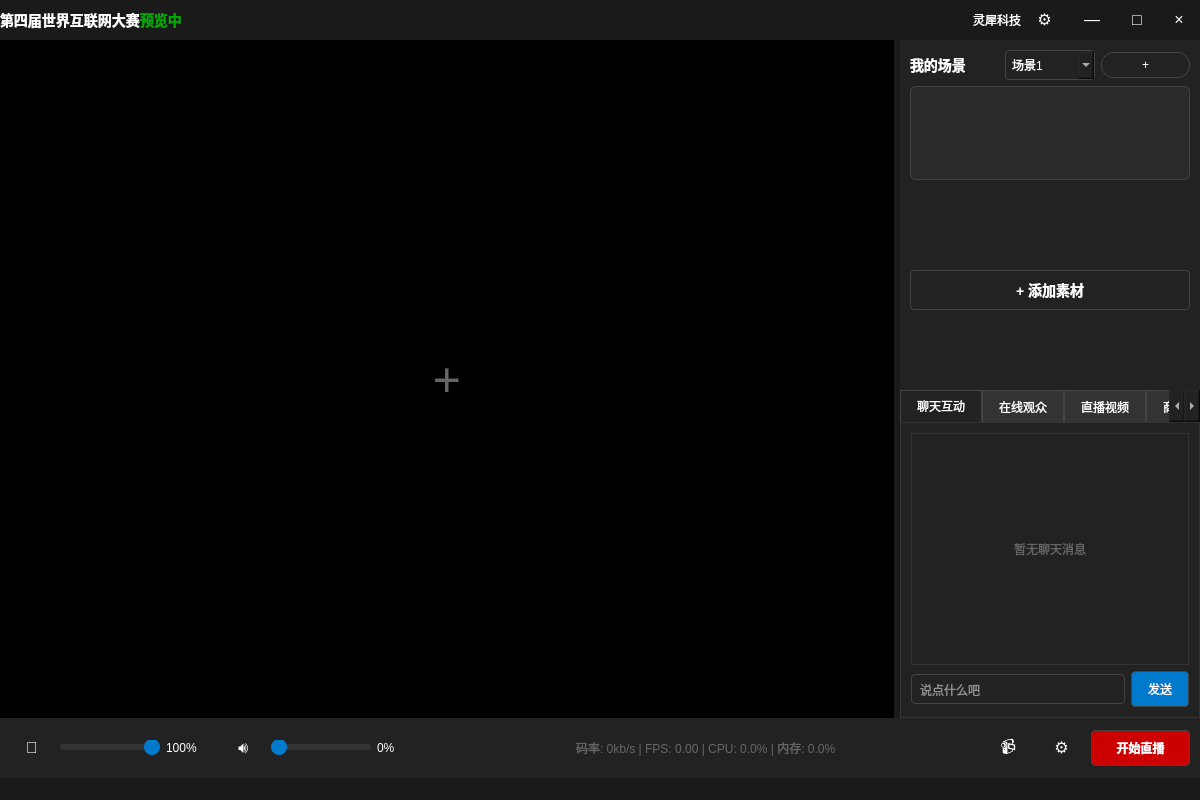
Before: the Qt Designer form src/app/main_window.ui in fancrystal/livePCWindows, drawn with Qt 5.
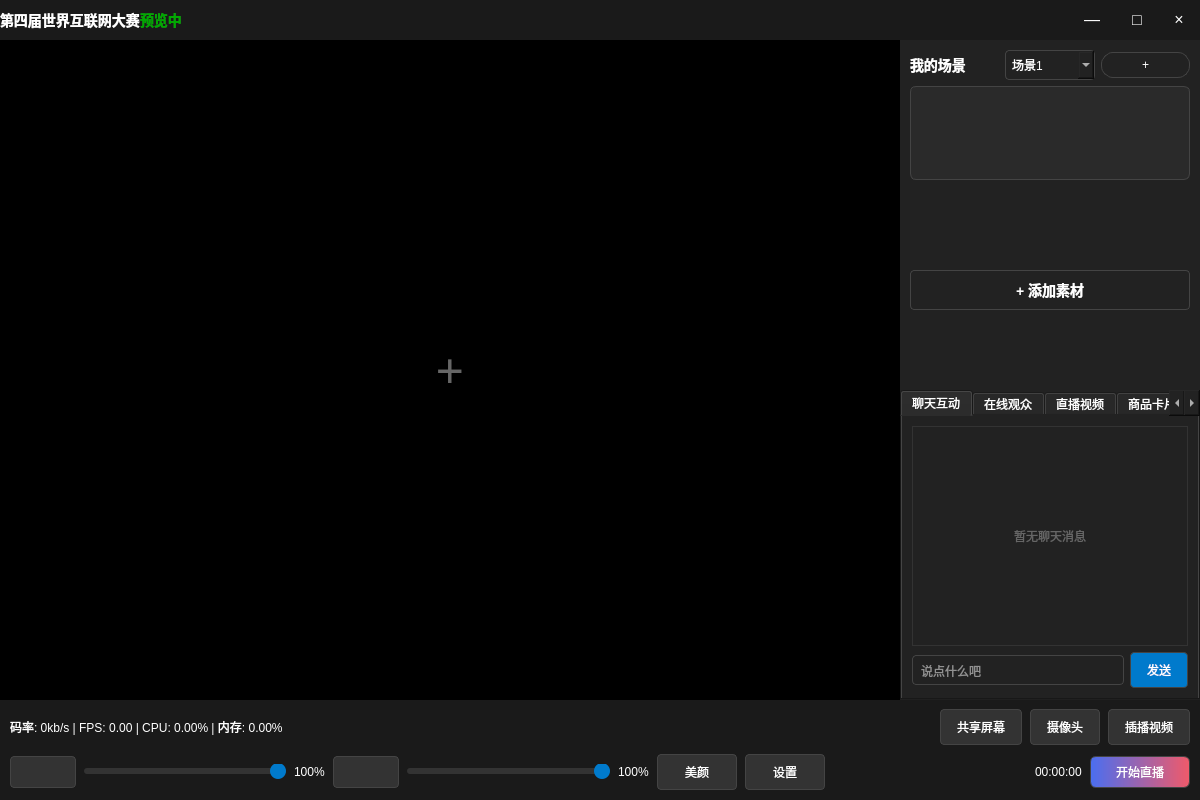
After: the same form once the commit is applied. Icons and pictures are not drawn.

```diff
--- a/src/app/main_window.ui
+++ b/src/app/main_window.ui
@@ -14,21 +14,19 @@
    <string>LiveAssistant</string>
   </property>
   <property name="styleSheet">
-   <string notr="true">QMainWindow { background-color: #1a1a1a; color: #ffffff; }
-QWidget { background-color: #1a1a1a; color: #ffffff; }
-QPushButton { background-color: #333333; color: #ffffff; border: 1px solid #444444; border-radius: 4px; padding: 8px 16px; }
-QPushButton:hover { background-color: #444444; }
-QPushButton:pressed { background-color: #555555; }
-QTabWidget::pane { border: 1px solid #333333; background-color: #222222; }
-QTabWidget::tab-bar { background-color: #222222; }
-QTabBar::tab { background-color: #333333; color: #ffffff; padding: 8px 16px; border: 1px solid #444444; border-bottom: none; }
-QTabBar::tab:selected { background-color: #222222; border-bottom: 1px solid #222222; }
-QLineEdit { background-color: #333333; color: #ffffff; border: 1px solid #444444; border-radius: 4px; padding: 6px; }
-QComboBox { background-color: #333333; color: #ffffff; border: 1px solid #444444; border-radius: 4px; padding: 6px; }
-QScrollArea { background-color: #222222; border: 1px solid #333333; }
-QSlider::groove:horizontal { background-color: #333333; height: 6px; border-radius: 3px; }
-QSlider::handle:horizontal { background-color: #007acc; width: 16px; height: 16px; border-radius: 8px; margin: -5px 0; }
-QLabel { color: #ffffff; }</string>
+			<string notr="true">
+				QMainWindow { background-color: #1a1a1a; color: #ffffff; }
+				QWidget { background-color: #1a1a1a; color: #ffffff; }
+				QPushButton { background-color: #333333; color: #ffffff; border: 1px solid #444444; border-radius: 4px; padding: 8px 16px; }
+				QPushButton:hover { background-color: #444444; }
+				QPushButton:pressed { background-color: #555555; }
+				QLineEdit { background-color: #333333; color: #ffffff; border: 1px solid #444444; border-radius: 4px; padding: 6px; }
+				QComboBox { background-color: #333333; color: #ffffff; border: 1px solid #444444; border-radius: 4px; padding: 6px; }
+				QScrollArea { background-color: #222222; border: 1px solid #333333; }
+				QSlider::groove:horizontal { background-color: #333333; height: 6px; border-radius: 3px; }
+				QSlider::handle:horizontal { background-color: #007acc; width: 16px; height: 16px; border-radius: 8px; margin: -5px 0; }
+				QLabel { color: #ffffff; }
+			</string>
   </property>
   <widget class="QWidget" name="centralWidget">
    <layout class="QVBoxLayout" name="verticalLayout">
@@ -112,21 +110,17 @@
         </spacer>
        </item>
        <item>
-        <widget class="QLabel" name="label_company">
-         <property name="text">
-          <string>灵犀科技</string>
-         </property>
-        </widget>
-       </item>
-       <item>
-        <widget class="QPushButton" name="pushButton_settings_topBar">
-         <property name="text">
-          <string>⚙</string>
-         </property>
-         <property name="styleSheet">
-          <string notr="true">border: none; background: transparent; font-size: 16px;</string>
-         </property>
-        </widget>
+								<spacer name="horizontalSpacer_bottomControl">
+									<property name="orientation">
+										<enum>Qt::Horizontal</enum>
+									</property>
+									<property name="sizeHint" stdset="0">
+										<size>
+											<width>40</width>
+											<height>20</height>
+										</size>
+									</property>
+								</spacer>
        </item>
        <item>
         <widget class="QPushButton" name="pushButton_minimize">
@@ -379,9 +373,6 @@
          <!-- 聊天互动区域 -->
          <item>
           <widget class="QTabWidget" name="tabWidget_chat">
-           <property name="styleSheet">
-            <string notr="true">background-color: #222222;</string>
-           </property>
            <widget class="QWidget" name="tab_chat">
             <attribute name="title">
              <string>聊天互动</string>
@@ -520,41 +511,129 @@
       <property name="minimumSize">
        <size>
         <width>0</width>
-        <height>60</height>
+								<height>100</height>
        </size>
       </property>
       <property name="maximumSize">
        <size>
         <width>16777215</width>
-        <height>60</height>
-       </size>
-      </property>
-      <property name="styleSheet">
-       <string notr="true">background-color: #222222;</string>
-      </property>
-      <layout class="QHBoxLayout" name="horizontalLayout_bottomControl">
+								<height>100</height>
+							</size>
+						</property>
+						<layout class="QVBoxLayout" name="verticalLayout_bottomControl">
        <property name="leftMargin">
         <number>10</number>
        </property>
        <property name="topMargin">
-        <number>10</number>
+								<number>8</number>
        </property>
        <property name="rightMargin">
         <number>10</number>
        </property>
        <property name="bottomMargin">
-        <number>10</number>
-       </property>
-       <!-- 音频控制 -->
+								<number>8</number>
+							</property>
+							<property name="spacing">
+								<number>8</number>
+							</property>
+
+							<item>
+								<layout class="QHBoxLayout" name="horizontalLayout_techStats">
+									<item>
+										<widget class="QLabel" name="label_techStats">
+											<property name="text">
+												<string>码率: 0kb/s | FPS: 0.00 | CPU: 0.00% | 内存: 0.00%</string>
+											</property>
+										</widget>
+									</item>
+									<item>
+										<spacer name="horizontalSpacer_techStats">
+											<property name="orientation">
+												<enum>Qt::Horizontal</enum>
+											</property>
+											<property name="sizeHint" stdset="0">
+												<size>
+													<width>40</width>
+													<height>20</height>
+												</size>
+											</property>
+										</spacer>
+									</item>
+									<item>
+										<widget class="QPushButton" name="pushButton_shareScreen">
+											<property name="text">
+												<string>共享屏幕</string>
+											</property>
+											<property name="icon">
+												<iconset>
+													<normaloff>:/images/screencast.png</normaloff>
+													<normalon>:/images/screencast.png</normalon>
+												</iconset>
+											</property>
+											<property name="iconSize">
+												<size>
+													<width>16</width>
+													<height>16</height>
+												</size>
+											</property>
+										</widget>
+									</item>
+									<item>
+										<widget class="QPushButton" name="pushButton_camera">
+											<property name="text">
+												<string>摄像头</string>
+											</property>
+											<property name="icon">
+												<iconset>
+													<normaloff>:/images/Camera.png</normaloff>
+													<normalon>:/images/Camera.png</normalon>
+												</iconset>
+											</property>
+											<property name="iconSize">
+												<size>
+													<width>16</width>
+													<height>16</height>
+												</size>
+											</property>
+										</widget>
+									</item>
+									<item>
+										<widget class="QPushButton" name="pushButton_insertVideo">
+											<property name="text">
+												<string>插播视频</string>
+											</property>
+											<property name="icon">
+												<iconset>
+													<normaloff>:/images/insertplay.png</normaloff>
+													<normalon>:/images/insertplay.png</normalon>
+												</iconset>
+											</property>
+											<property name="iconSize">
+												<size>
+													<width>16</width>
+													<height>16</height>
+												</size>
+											</property>
+										</widget>
+									</item>
+								</layout>
+							</item>
+
        <item>
         <layout class="QHBoxLayout" name="horizontalLayout_audioControl">
          <item>
           <widget class="QPushButton" name="pushButton_mic">
-           <property name="text">
-            <string>🎤</string>
-           </property>
-           <property name="styleSheet">
-            <string notr="true">border: none; background: transparent; font-size: 16px;</string>
+											<property name="icon">
+												<iconset>
+													<normaloff>:/images/mic.png</normaloff>
+													<normalon>:/images/mic.png</normalon>
+												</iconset>
+											</property>
+											<property name="iconSize">
+												<size>
+													<width>20</width>
+													<height>20</height>
+												</size>
            </property>
           </widget>
          </item>
@@ -565,7 +644,7 @@
            </property>
            <property name="minimumSize">
             <size>
-             <width>100</width>
+													<width>80</width>
              <height>0</height>
             </size>
            </property>
@@ -582,21 +661,22 @@
            <property name="text">
             <string>100%</string>
            </property>
-           <property name="minimumSize">
-            <size>
-             <width>50</width>
-             <height>0</height>
-            </size>
-           </property>
-          </widget>
-         </item>
+										</widget>
+									</item>
+
          <item>
           <widget class="QPushButton" name="pushButton_speaker">
-           <property name="text">
-            <string>🔊</string>
-           </property>
-           <property name="styleSheet">
-            <string notr="true">border: none; background: transparent; font-size: 16px;</string>
+											<property name="icon">
+												<iconset>
+													<normaloff>:/images/Volume.png</normaloff>
+													<normalon>:/images/Volume.png</normalon>
+												</iconset>
+											</property>
+											<property name="iconSize">
+												<size>
+													<width>20</width>
+													<height>20</height>
+												</size>
            </property>
           </widget>
          </item>
@@ -607,7 +687,7 @@
            </property>
            <property name="minimumSize">
             <size>
-             <width>100</width>
+													<width>80</width>
              <height>0</height>
             </size>
            </property>
@@ -615,96 +695,104 @@
             <number>100</number>
            </property>
            <property name="value">
-            <number>0</number>
+												<number>100</number>
            </property>
           </widget>
          </item>
          <item>
           <widget class="QLabel" name="label_speakerLevel">
            <property name="text">
-            <string>0%</string>
-           </property>
+												<string>100%</string>
+											</property>
+										</widget>
+									</item>
+
+									<item>
+										<widget class="QPushButton" name="pushButton_beauty">
            <property name="minimumSize">
             <size>
-             <width>50</width>
+													<width>80</width>
              <height>0</height>
             </size>
            </property>
-          </widget>
-         </item>
-        </layout>
-       </item>
-       
-       <item>
-        <spacer name="horizontalSpacer_bottom">
-         <property name="orientation">
-          <enum>Qt::Horizontal</enum>
-         </property>
-         <property name="sizeHint" stdset="0">
-          <size>
-           <width>40</width>
-           <height>20</height>
-          </size>
-         </property>
-        </spacer>
-       </item>
-       
-       <!-- 状态显示 -->
-       <item>
-        <widget class="QLabel" name="label_statusInfo">
          <property name="text">
-          <string>码率: 0kb/s | FPS: 0.00 | CPU: 0.0% | 内存: 0.0%</string>
-         </property>
-         <property name="styleSheet">
-          <string notr="true">font-size: 12px; color: #666666;</string>
-         </property>
-        </widget>
-       </item>
-       
-       <item>
-        <spacer name="horizontalSpacer_bottom2">
-         <property name="orientation">
-          <enum>Qt::Horizontal</enum>
-         </property>
-         <property name="sizeHint" stdset="0">
+												<string>美颜</string>
+											</property>
+											<property name="icon">
+												<iconset>
+													<normaloff>:/images/Colorfilter.png</normaloff>
+													<normalon>:/images/Colorfilter.png</normalon>
+												</iconset>
+											</property>
+											<property name="iconSize">
           <size>
-           <width>40</width>
-           <height>20</height>
-          </size>
-         </property>
-        </spacer>
-       </item>
-       
-       <!-- 右侧控制按钮 -->
-       <item>
-        <layout class="QHBoxLayout" name="horizontalLayout_rightControls">
-         <item>
-          <widget class="QPushButton" name="pushButton_cameraToggle">
-           <property name="text">
-            <string>📹</string>
-           </property>
-           <property name="styleSheet">
-            <string notr="true">border: none; background: transparent; font-size: 16px;</string>
+													<width>16</width>
+													<height>16</height>
+												</size>
            </property>
           </widget>
          </item>
          <item>
           <widget class="QPushButton" name="pushButton_settings">
+											<property name="minimumSize">
+												<size>
+													<width>80</width>
+													<height>0</height>
+												</size>
+											</property>
            <property name="text">
-            <string>⚙</string>
-           </property>
-           <property name="styleSheet">
-            <string notr="true">border: none; background: transparent; font-size: 16px;</string>
-           </property>
-          </widget>
-         </item>
+												<string>设置</string>
+											</property>
+											<property name="icon">
+												<iconset>
+													<normaloff>:/images/Setting.png</normaloff>
+													<normalon>:/images/Setting.png</normalon>
+												</iconset>
+											</property>
+											<property name="iconSize">
+												<size>
+													<width>16</width>
+													<height>16</height>
+												</size>
+											</property>
+										</widget>
+									</item>
+
+									<item>
+										<spacer name="horizontalSpacer_bottom">
+											<property name="orientation">
+												<enum>Qt::Horizontal</enum>
+											</property>
+											<property name="sizeHint" stdset="0">
+												<size>
+													<width>40</width>
+													<height>20</height>
+												</size>
+											</property>
+										</spacer>
+									</item>
+
+									<item>
+										<widget class="QLabel" name="label_liveDuration">
+											<property name="text">
+												<string>00:00:00</string>
+											</property>
+										</widget>
+									</item>
+
          <item>
           <widget class="QPushButton" name="pushButton_startLive">
+											<property name="minimumSize">
+												<size>
+													<width>100</width>
+													<height>32</height>
+												</size>
+											</property>
            <property name="text">
             <string>开始直播</string>
            </property>
            <property name="styleSheet">
-            <string notr="true">background-color: #cc0000; color: #ffffff; padding: 8px 24px; font-weight: bold;</string>
+												<string notr="true">QPushButton { background: qlineargradient(x1:0,y1:0,x2:1,y2:0, stop:0 #4a6ef0, stop:1 #f05a6a); color: white; border-radius: 6px; padding: 6px 12px; }</string>
            </property>
           </widget>
          </item>
@@ -713,11 +801,9 @@
       </layout>
      </widget>
     </item>
-   </layout>
-  </widget>
-  <widget class="QStatusBar" name="statusBar"/>
- </widget>
- <layoutdefault spacing="6" margin="11"/>
+			</layout>	
+		</widget>
+	</widget>
  <resources/>
  <connections/>
 </ui>
```
Left out of the diff: 19 changed lines with no effect on the pictures. Lines whose indentation alone changed are shown as unchanged.
